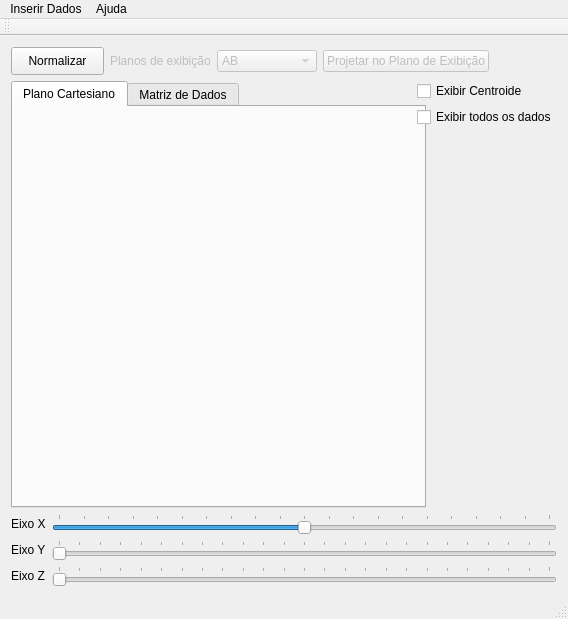
Leo98/CG-dimRedu, file CG-DimRedu/mainwindow.ui: the form before one commit.
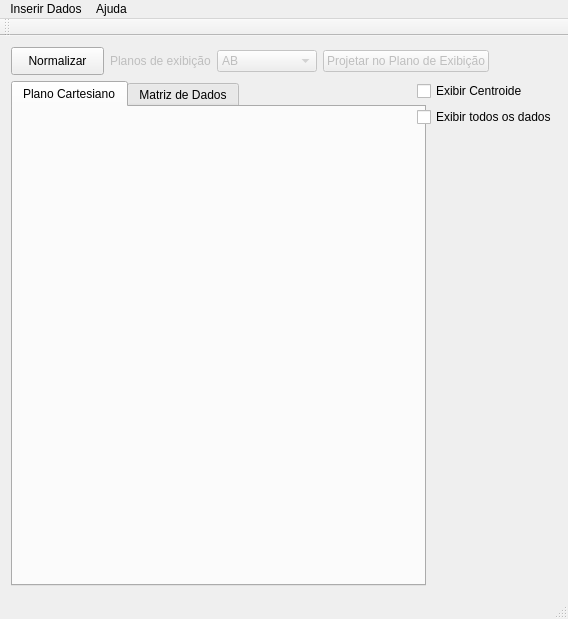
The form after the commit. Custom widgets are drawn as their Qt base class.

What changed in the file:
```diff
--- a/CG-DimRedu/mainwindow.ui
+++ b/CG-DimRedu/mainwindow.ui
@@ -223,109 +223,6 @@
       </item>
      </layout>
     </item>
-    <item>
-     <layout class="QFormLayout" name="formLayout">
-      <item row="1" column="0">
-       <widget class="QLabel" name="labelEixoX">
-        <property name="text">
-         <string>Eixo X</string>
-        </property>
-       </widget>
-      </item>
-      <item row="2" column="0">
-       <widget class="QLabel" name="labelEixoY">
-        <property name="text">
-         <string>Eixo Y</string>
-        </property>
-       </widget>
-      </item>
-      <item row="3" column="0">
-       <widget class="QLabel" name="labelEixoZ">
-        <property name="text">
-         <string>Eixo Z</string>
-        </property>
-       </widget>
-      </item>
-      <item row="2" column="1">
-       <widget class="QSlider" name="sliderEixoY">
-        <property name="maximum">
-         <number>360</number>
-        </property>
-        <property name="singleStep">
-         <number>16</number>
-        </property>
-        <property name="pageStep">
-         <number>15</number>
-        </property>
-        <property name="sliderPosition">
-         <number>0</number>
-        </property>
-        <property name="orientation">
-         <enum>Qt::Horizontal</enum>
-        </property>
-        <property name="tickPosition">
-         <enum>QSlider::TicksAbove</enum>
-        </property>
-        <property name="tickInterval">
-         <number>15</number>
-        </property>
-       </widget>
-      </item>
-      <item row="3" column="1">
-       <widget class="QSlider" name="sliderEixoZ">
-        <property name="maximum">
-         <number>360</number>
-        </property>
-        <property name="singleStep">
-         <number>16</number>
-        </property>
-        <property name="pageStep">
-         <number>15</number>
-        </property>
-        <property name="sliderPosition">
-         <number>0</number>
-        </property>
-        <property name="orientation">
-         <enum>Qt::Horizontal</enum>
-        </property>
-        <property name="tickPosition">
-         <enum>QSlider::TicksAbove</enum>
-        </property>
-        <property name="tickInterval">
-         <number>15</number>
-        </property>
-       </widget>
-      </item>
-      <item row="1" column="1">
-       <widget class="QSlider" name="sliderEixoX">
-        <property name="minimum">
-         <number>-360</number>
-        </property>
-        <property name="maximum">
-         <number>360</number>
-        </property>
-        <property name="singleStep">
-         <number>45</number>
-        </property>
-        <property name="pageStep">
-         <number>720</number>
-        </property>
-        <property name="sliderPosition">
-         <number>0</number>
-        </property>
-        <property name="orientation">
-         <enum>Qt::Horizontal</enum>
-        </property>
-        <property name="tickPosition">
-         <enum>QSlider::TicksAbove</enum>
-        </property>
-        <property name="tickInterval">
-         <number>36</number>
-        </property>
-       </widget>
-      </item>
-     </layout>
-    </item>
    </layout>
   </widget>
   <widget class="QMenuBar" name="menuBar">
```
Left out of the diff: 51 changed lines with no effect on the pictures.
